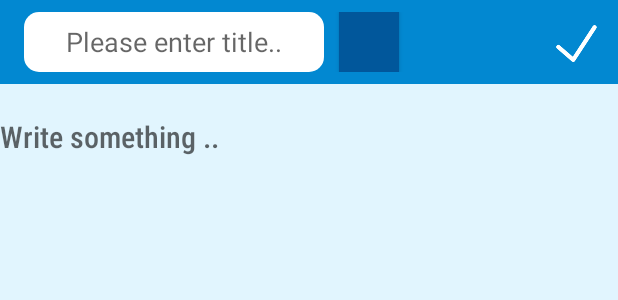
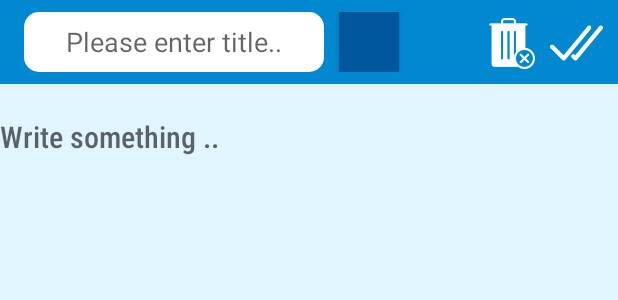
Before and after one commit to strom-hawk/Notes, an Android app: the layout activity_new_note.xml on its own in the app's theme, with its tools: preview values and no code run, on a phone screen of 412 x 824 dp. Shown: the top 300 px of the screen. Run offline under Robolectric (Android 15) with nearby library versions, the phone set to English and light mode, and no system bars.

Commit message:
--author=Saurav Suman<sauravsuman001@hotmail.com>
update functionality in progress and delete functionality implemented

```diff
--- a/app/src/main/java/com/demoapps/notes/model/HomeScreenModel.java
+++ b/app/src/main/java/com/demoapps/notes/model/HomeScreenModel.java
@@ -4,7 +4,9 @@ import androidx.annotation.NonNull;
 import androidx.room.Entity;
 import androidx.room.PrimaryKey;
 
-@Entity(tableName = "notes")
+import com.demoapps.notes.utils.ApplicationConstants;
+
+@Entity(tableName = ApplicationConstants.TABLE_NAME)
 public class HomeScreenModel {
 
     @PrimaryKey
--- a/app/src/main/java/com/demoapps/notes/model/NewNoteModel.java
+++ b/app/src/main/java/com/demoapps/notes/model/NewNoteModel.java
@@ -4,7 +4,9 @@ import androidx.annotation.NonNull;
 import androidx.room.Entity;
 import androidx.room.PrimaryKey;
 
-@Entity(tableName = "notes")
+import com.demoapps.notes.utils.ApplicationConstants;
+
+@Entity(tableName = ApplicationConstants.TABLE_NAME)
 public class NewNoteModel {
 
     @PrimaryKey
--- a/app/src/main/res/layout/activity_new_note.xml
+++ b/app/src/main/res/layout/activity_new_note.xml
@@ -56,7 +56,7 @@
                     app:layout_constraintTop_toTopOf="parent"
                     app:layout_constraintBottom_toBottomOf="parent"
                     app:layout_constraintStart_toStartOf="parent"
-                    app:addTextChangedListener="@{newNoteViewModel.notesTitleWatcher()}"/>
+                    app:addTextChangedListener="@{newNoteViewModel.notesTitleWatcher()}" />
 
                 <Button
                     android:id="@+id/colorButton"
@@ -70,11 +70,26 @@
                     android:onClick="@{newNoteViewModel::toggleColorPicker}"/>
 
                 <ImageButton
+                    android:id="@+id/deleteImageButton"
+                    android:layout_width="@dimen/dp_35"
+                    android:layout_height="@dimen/dp_35"
+                    android:contentDescription="@string/delete"
+                    android:src="@drawable/delete_note_filled"
+                    android:background="@drawable/done_icon_bg"
+                    app:layout_constraintEnd_toStartOf="@id/doneImageButton"
+                    app:layout_constraintTop_toTopOf="parent"
+                    app:layout_constraintBottom_toBottomOf="parent"
+                    android:layout_marginEnd="@dimen/dp_10"
+                    android:scaleType="fitCenter"
+                    android:adjustViewBounds="true"
+                    android:onClick="@{newNoteViewModel::deleteNote}"/>
+
+                <ImageButton
                     android:id="@+id/doneImageButton"
                     android:layout_width="@dimen/dp_35"
                     android:layout_height="@dimen/dp_35"
                     android:contentDescription="@string/add"
-                    android:src="@drawable/done_white"
+                    android:src="@drawable/double_tick_white"
                     android:background="@drawable/done_icon_bg"
                     app:layout_constraintEnd_toEndOf="parent"
                     app:layout_constraintTop_toTopOf="parent"
--- a/app/src/main/res/values/strings.xml
+++ b/app/src/main/res/values/strings.xml
@@ -14,4 +14,7 @@
     <string name="ok_button_msg">OK</string>
     <string name="new_note_noted">Noted</string>
     <string name="title_hint">Please enter title..</string>
+    <string name="delete">Delete</string>
+    <string name="note_deleted">Note deleted</string>
+
 </resources>
```
Also changed, not shown: app/src/main/java/com/demoapps/notes/adapter/NotesAdapter.java (+21 -0 lines), app/src/main/java/com/demoapps/notes/interfaces/NoteDAO.java (+6 -1 lines), app/src/main/java/com/demoapps/notes/utils/ApplicationConstants.java (+8 -1 lines), app/src/main/java/com/demoapps/notes/view/HomeScreenActivity.java (+20 -0 lines), app/src/main/java/com/demoapps/notes/view/NewNoteActivity.java (+31 -0 lines), app/src/main/java/com/demoapps/notes/viewmodel/NewNoteViewModel.java (+13 -0 lines), app/src/main/res/drawable/delete_note.png (added), app/src/main/res/drawable/delete_note_filled.png (added), app/src/main/res/drawable/double_tick_white.png (added).
